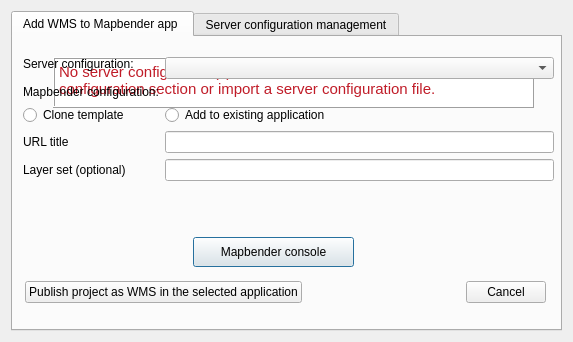
Qt form mapbender_plugin/dialogs/ui/main_dialog.ui (WhereGroup/QGIS2Mapbender) before a commit.
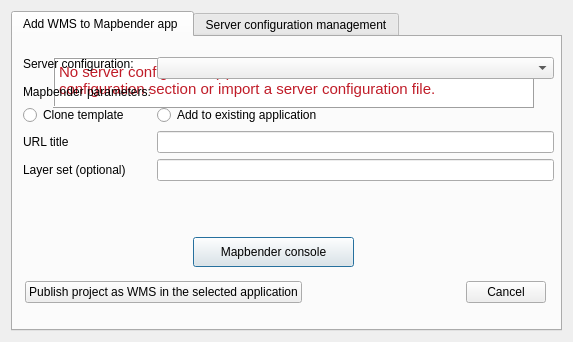
The same form after that commit. Icons and pictures are not drawn.

Commit message: add condition radio buttons and url

The edit to the form file:
```diff
--- a/mapbender_plugin/dialogs/ui/main_dialog.ui
+++ b/mapbender_plugin/dialogs/ui/main_dialog.ui
@@ -90,7 +90,7 @@
         <item row="2" column="0">
          <widget class="QLabel" name="mapbenderConfigLabel">
           <property name="text">
-           <string>Mapbender configuration:</string>
+           <string>Mapbender parameters:</string>
           </property>
          </widget>
         </item>
```
The commit also changes 1 other file.
